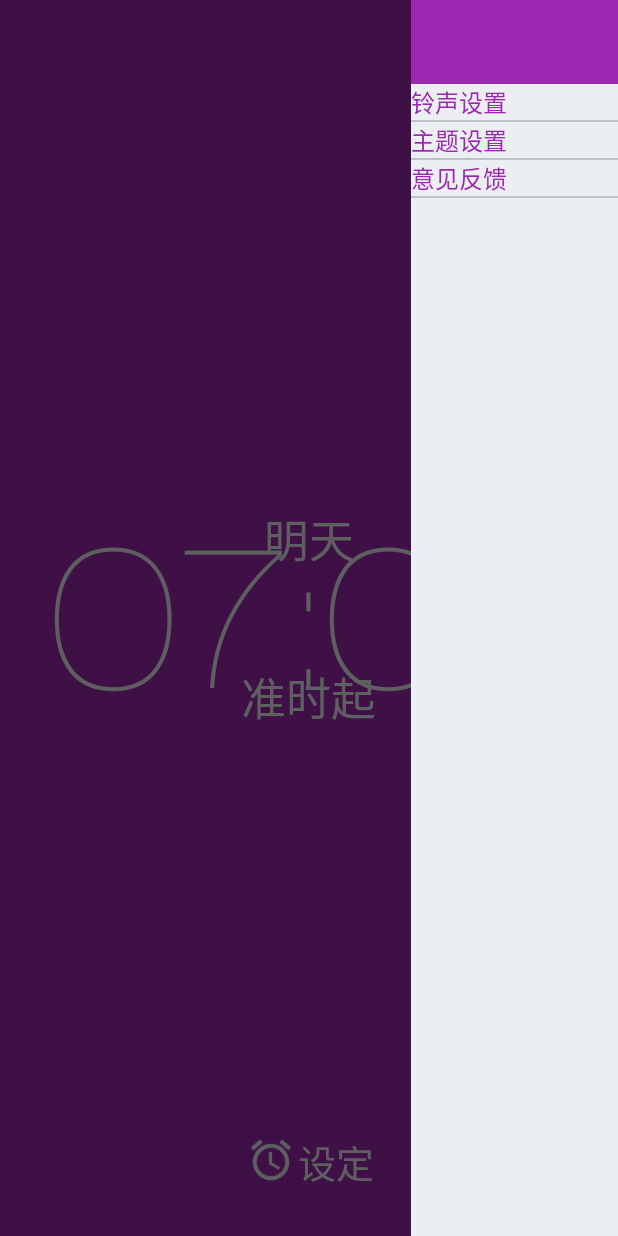
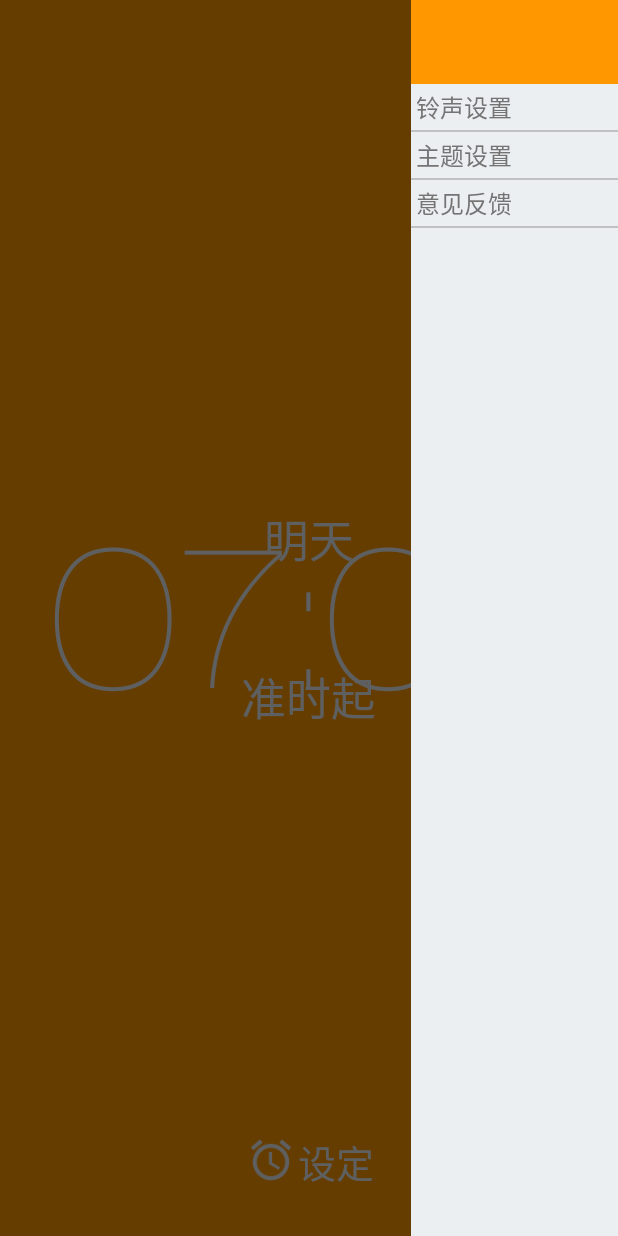
Before and after one commit to mmga/UpClock, an Android app: the MainActivity screen opened directly, with no data from a screen before it, with the side drawer open, on a phone screen of 412 x 824 dp. Run offline under Robolectric (Android 15) with nearby library versions, the phone set to English and light mode, and no system bars; Roboto replaces fonts that are not available here; 1 statement that could not run was skipped.

Commit message:
各种小东西，drawer中文字的样式，edittext边框的样式，图标的selector等等

```diff
--- a/app/src/main/java/com/mmga/upclock/Activity/MainActivity.java
+++ b/app/src/main/java/com/mmga/upclock/Activity/MainActivity.java
@@ -564,4 +564,6 @@
     public Uri getSystemDefaultRingtoneUri() {
         return RingtoneManager.getActualDefaultRingtoneUri(this, RingtoneManager.TYPE_ALARM);
     }
+
+
 }
--- a/app/src/main/java/com/mmga/upclock/Utils/DrawerItemClickListener.java
+++ b/app/src/main/java/com/mmga/upclock/Utils/DrawerItemClickListener.java
@@ -40,7 +40,6 @@
                 ((Activity)getContext()).startActivityForResult(intent, 1);
                 break;
             case 1:
-                Toast.makeText(getContext(), "╮(╯_╰)╭", Toast.LENGTH_SHORT).show();
                 Intent intent1 = new Intent(getContext(), SetTheme.class);
                 getContext().startActivity(intent1);
                 break;
--- a/app/src/main/java/com/mmga/upclock/Utils/ThemeUtil.java
+++ b/app/src/main/java/com/mmga/upclock/Utils/ThemeUtil.java
@@ -2,14 +2,13 @@
 
 import android.app.Activity;
 import android.content.Context;
-import android.content.Intent;
 import android.content.SharedPreferences;
 
 import com.mmga.upclock.R;
 
 public class ThemeUtil {
 
-    private static int stheme;
+    private static int sTheme;
     static final public int PURPLE = 1;
     static final public int PINK = 2;
     static final public int RED = 3;
@@ -20,16 +19,15 @@
     static final public int LIGHTBLUE = 10;
 
 
-    public static void changetheme(Activity activity,int theme) {
-        stheme = theme;
-        activity.finish();
-
-        activity.startActivity(new Intent(activity, activity.getClass()));
-    }
+//    public static void changetheme(Activity activity,int theme) {
+//        sTheme = theme;
+//        activity.finish();
+//        activity.startActivity(new Intent(activity, activity.getClass()));
+//    }
 
     public static void loadCustomTheme(Activity activity) {
         SharedPreferences preferences = activity.getSharedPreferences("theme", Context.MODE_PRIVATE);
-        int mainColor = preferences.getInt("color", 2);
+        int mainColor = preferences.getInt("color", CYAN);
         int style = R.style.CyanTheme;
         switch (mainColor) {
             case PURPLE:
--- /dev/null
+++ b/app/src/main/res/drawable/btn_settings.xml
@@ -0,0 +1,33 @@
+<?xml version="1.0" encoding="utf-8"?>
+<selector xmlns:android="http://schemas.android.com/apk/res/android">
+
+
+
+    <!-- 没有焦点时的背景图片-->
+    <item android:state_window_focused="false"
+        android:drawable="@drawable/ic_settings_white"
+        />
+
+    <!-- 非触摸模式下获得焦点并单击时的背景图片-->
+    <item android:state_focused="true"
+        android:state_pressed="true"
+        android:drawable="@drawable/ic_settings_grey" />
+
+    <!-- 触摸模式下单击时的背景图片-->
+    <item android:state_focused="false"
+        android:state_pressed="true"
+        android:drawable="@drawable/ic_settings_grey" />
+
+    <!--选中时的图片背景-->
+    <item android:state_selected="true"
+        android:drawable="@drawable/ic_settings_grey" />
+
+    <!--获得焦点时的图片背景-->
+    <item android:state_focused="true"
+        android:drawable="@drawable/ic_settings_grey" />
+
+    <!-- 默认时的背景图片-->
+    <item android:drawable="@drawable/ic_settings_white"
+
+        />
+</selector>
--- a/app/src/main/res/drawable/cyan_round.xml
+++ b/app/src/main/res/drawable/cyan_round.xml
@@ -11,5 +11,5 @@
 
     <stroke
         android:color="@color/text_color"
-        android:width="1dp" />
+        android:width="2dp" />
 </shape>
--- a/app/src/main/res/layout-land/activity_main.xml
+++ b/app/src/main/res/layout-land/activity_main.xml
@@ -23,9 +23,8 @@
         android:layout_height="wrap_content"
         android:layout_gravity="right"
         android:background="#00000000"
-
         android:padding="10dp"
-        android:src="@mipmap/ic_settings_white_36dp"
+        android:src="@drawable/btn_settings"
         android:layout_alignParentTop="true"
         android:layout_alignParentRight="true"
         android:layout_alignParentEnd="true" />
--- a/app/src/main/res/layout/activity_main.xml
+++ b/app/src/main/res/layout/activity_main.xml
@@ -20,12 +20,11 @@
 
     <ImageView
         android:id="@+id/btn_settings"
-        android:layout_width="wrap_content"
-        android:layout_height="wrap_content"
-        android:layout_gravity="right"
+        android:layout_width="50dp"
+        android:layout_height="50dp"
         android:background="#00000000"
         android:padding="10dp"
-        android:src="@mipmap/ic_settings_white_36dp"
+        android:src="@drawable/btn_settings"
         android:layout_alignParentTop="true"
         android:layout_alignParentRight="true"
         android:layout_alignParentEnd="true" />
--- a/app/src/main/res/layout/drawer_item.xml
+++ b/app/src/main/res/layout/drawer_item.xml
@@ -1,8 +1,11 @@
 <?xml version="1.0" encoding="utf-8"?>
-<TextView xmlns:android="http://schemas.android.com/apk/res/android"
+<com.mmga.upclock.Utils.CustomFontTextView
+    xmlns:android="http://schemas.android.com/apk/res/android"
     android:layout_width="match_parent"
     android:layout_height="wrap_content"
     android:textAppearance="?android:attr/textAppearanceListItemSmall"
     android:gravity="center_vertical"
-    android:textColor="?attr/navHeadColor"
+    android:textColor="#ff747474"
+    android:padding="3dp"
+
     />
--- a/app/src/main/res/layout/play_alarm.xml
+++ b/app/src/main/res/layout/play_alarm.xml
@@ -4,6 +4,8 @@
     android:layout_width="match_parent"
     android:layout_height="match_parent"
     android:background="?attr/mainColor">
+
+
 
     <RelativeLayout
         android:layout_width="match_parent"
@@ -44,6 +46,7 @@
 
 
     </RelativeLayout>
+
 
 
 
@@ -113,11 +116,11 @@
             />
 
 
+
     <com.mmga.upclock.Utils.CustomFontTextView
         android:layout_width="wrap_content"
         android:layout_height="wrap_content"
         android:layout_centerInParent="true"
-        android:text="@string/playalarm_text"
         android:id="@+id/text_custom"
         android:textColor="@color/text_color"
         android:textSize="55sp"
```
Also changed, not shown: app/src/main/java/com/mmga/upclock/Activity/PlayAlarm.java (+22 -4 lines), app/src/main/java/com/mmga/upclock/Activity/SetTheme.java (+15 -2 lines), app/src/main/res/drawable/edittext_background.xml (added, +23 -0 lines), app/src/main/res/layout/set_theme.xml (+6 -5 lines), app/src/main/res/drawable/ic_settings_grey.png (added), app/src/main/res/drawable/ic_settings_white.png (renamed from app/src/main/res/mipmap-hdpi/ic_settings_white_36dp.png).
